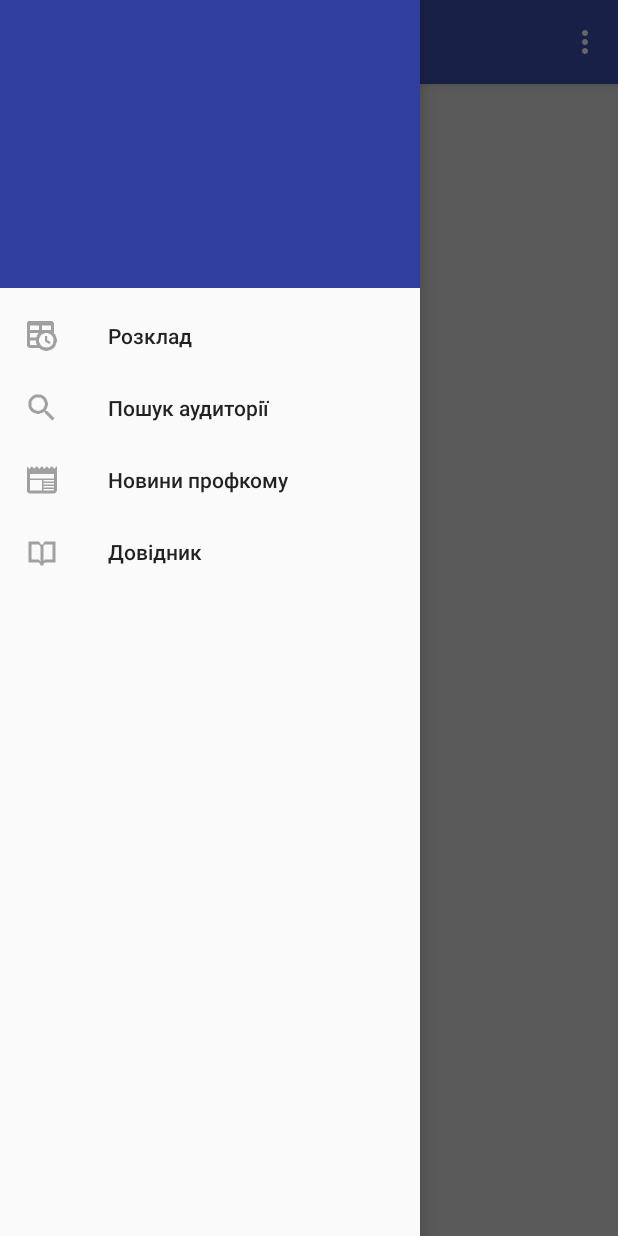
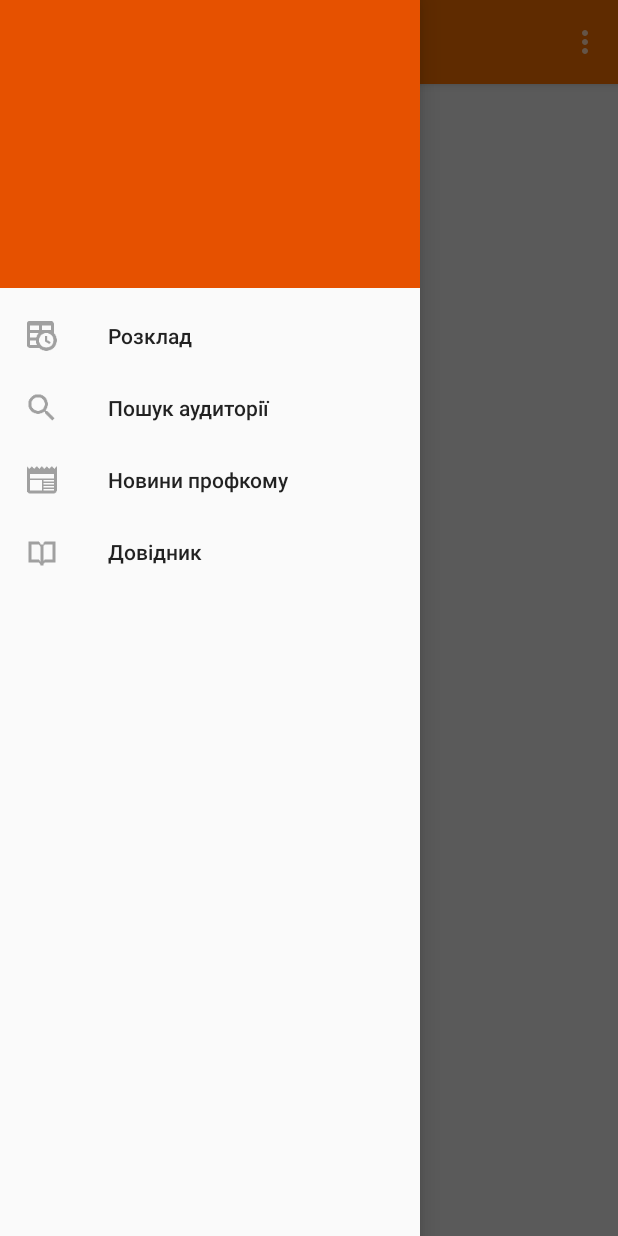
Before and after one commit to DenisBogatirov/zntu-guidebook, an Android app: the screen it shows after launch (MainActivity), with the side drawer open, on a phone screen of 412 x 824 dp. Run offline under Robolectric (Android 15) with nearby library versions, the phone set to English and light mode, and no system bars.

Commit message:
New Color Theme

```diff
--- a/app/src/main/res/layout/activity_main.xml
+++ b/app/src/main/res/layout/activity_main.xml
@@ -16,11 +16,12 @@
             android:layout_height="wrap_content">
 
             <android.support.v7.widget.Toolbar
-                xmlns:android="http://schemas.android.com/apk/res/android"
                 android:id="@+id/toolbar"
                 android:layout_width="match_parent"
                 android:layout_height="?attr/actionBarSize"
-                android:background="?attr/colorPrimary"      />
+                android:background="?attr/colorPrimary"
+                android:theme="@style/ThemeOverlay.AppCompat.Dark"
+                />
 
         </android.support.design.widget.AppBarLayout>
 
--- a/app/src/main/res/values/colors.xml
+++ b/app/src/main/res/values/colors.xml
@@ -1,8 +1,10 @@
 <?xml version="1.0" encoding="utf-8"?>
 <resources>
-    <color name="colorPrimary">#3F51B5</color>
-    <color name="colorPrimaryDark">#303F9F</color>
-    <color name="colorAccent">#FF4081</color>
+    <color name="colorPrimary">#ef6c00</color>
+    <color name="colorPrimaryDark">#e65100</color>
+    <color name="colorAccent">#ffab40</color>
     <color name="mainBackground">#e2e2e2</color>
     <color name="colorWhite">#ffffff</color>
+
+
 </resources>
```
